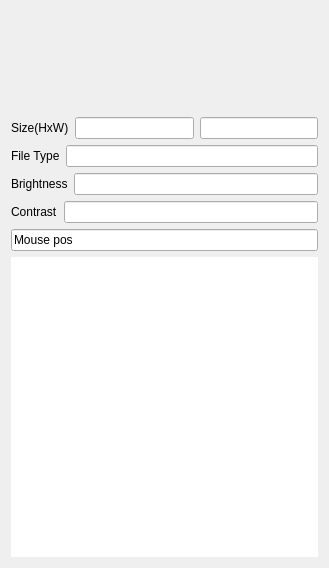
This is forms/imagePanelForm.ui in alu0101041735/glvision as Qt 5 draws it before an edit. The edited form follows.
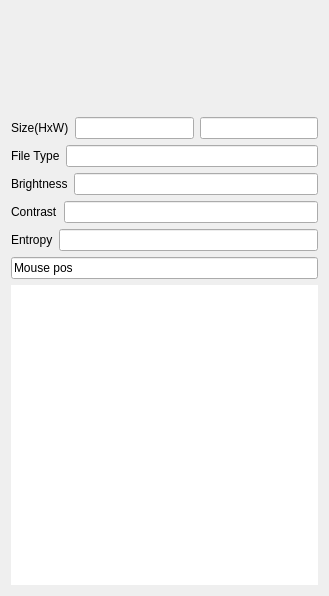
This is the edited form. Custom widgets are drawn as their Qt base class.

Commit message: Show information about the image

```diff
--- a/forms/imagePanelForm.ui
+++ b/forms/imagePanelForm.ui
@@ -7,7 +7,7 @@
     <x>0</x>
     <y>0</y>
     <width>329</width>
-    <height>463</height>
+    <height>582</height>
    </rect>
   </property>
   <property name="sizePolicy">
@@ -105,6 +105,20 @@
      </item>
     </layout>
    </item>
+   <item>
+    <layout class="QHBoxLayout" name="horizontalLayout_5">
+     <item>
+      <widget class="QLabel" name="entropyLabel">
+       <property name="text">
+        <string>Entropy</string>
+       </property>
+      </widget>
+     </item>
+     <item>
+      <widget class="QLineEdit" name="entropy"/>
+     </item>
+    </layout>
+   </item>
    <item>
     <widget class="QLineEdit" name="mousePos">
      <property name="sizePolicy">
```
Left out of the diff: 8 changed lines with no effect on the pictures. The commit also changes 6 other files.
